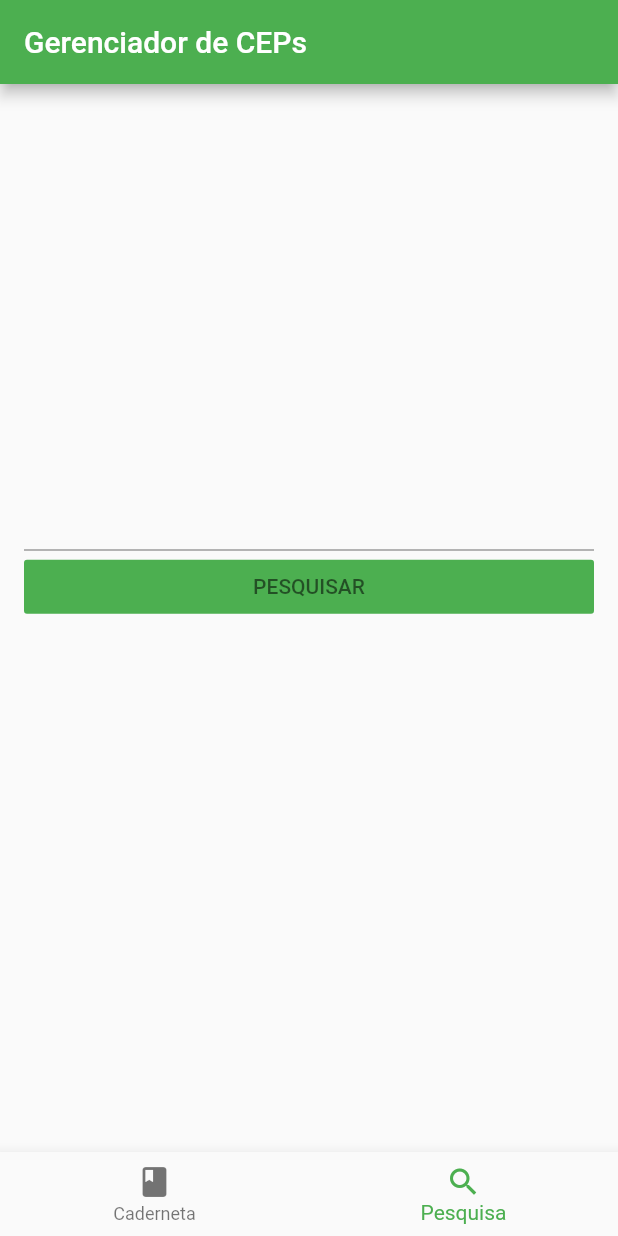
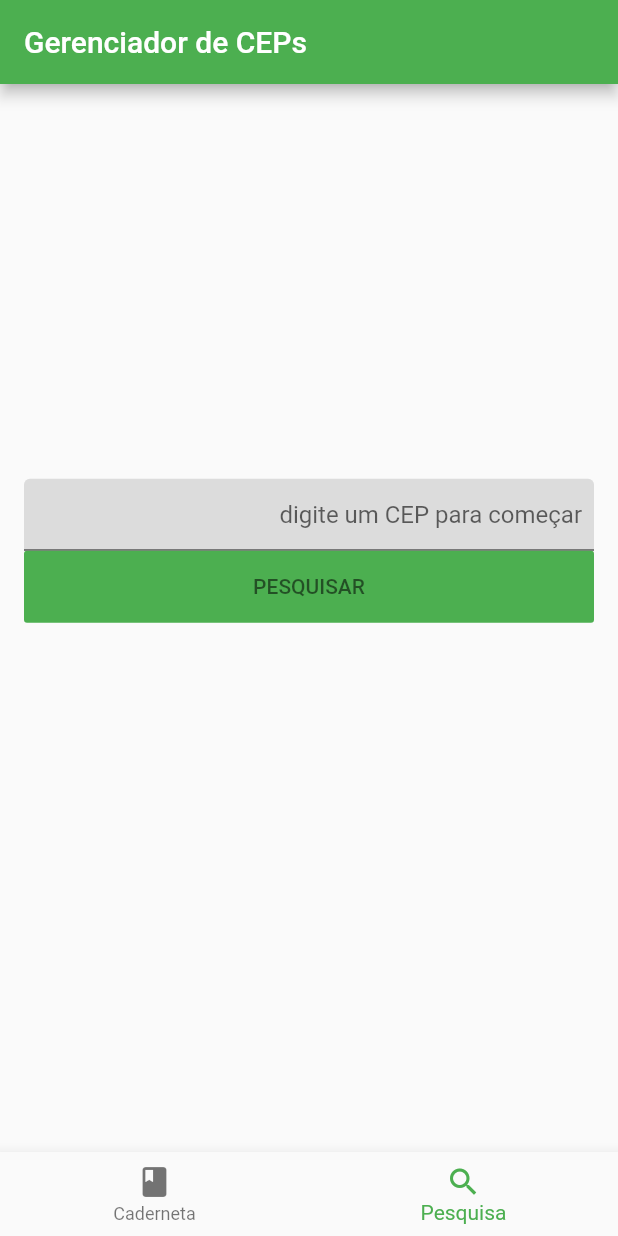
Before and after one commit to franciscomiranda0/konsi_challenge, a Flutter app: the screen it shows after launch, item 2 of the bottom bar chosen, on a phone screen of 412 x 824 dp. Run offline on Flutter 3.47's test engine with Material 2 defaults, Android fonts, the phone set to English and light mode, and no system bars; our stand-ins replace flutter_bloc, flutter_dotenv, flutter_hooks.

Commit message:
improved KonsiPrimaryButton by adding a load indicator, also added some styling possibility; improved looks for search box

```diff
--- a/lib/src/presentation/pages/cep_manager_page/widgets/search_view.dart
+++ b/lib/src/presentation/pages/cep_manager_page/widgets/search_view.dart
@@ -9,6 +9,7 @@ class SearchView extends HookWidget {
   Widget build(BuildContext context) {
     final viewHeight = MediaQuery.of(context).size.height;
     final hasSearched = useState(false);
+    final showProgress = useState(false);
 
     return SingleChildScrollView(
       padding: const EdgeInsets.symmetric(horizontal: 16),
@@ -19,12 +20,22 @@ class SearchView extends HookWidget {
           AnimatedContainer(
             curve: Curves.easeInOut,
             duration: const Duration(milliseconds: 1250),
-            height: hasSearched.value ? viewHeight * .1 : viewHeight * .3,
+            height: hasSearched.value ? 0 : viewHeight * .3,
           ),
-          TextFormField(),
+          TextFormField(
+            decoration: const InputDecoration(
+              contentPadding: EdgeInsets.symmetric(horizontal: 8),
+              fillColor: Colors.black12,
+              filled: true,
+              hintText: 'digite um CEP para começar',
+            ),
+            textAlign: TextAlign.end,
+          ),
           KonsiPrimaryButton(
+            showLoadIndicator: showProgress.value,
             onPressed: () {
               hasSearched.value = !hasSearched.value;
+              showProgress.value = !showProgress.value;
             },
             child: const Text('PESQUISAR'),
           ),
--- a/lib/src/presentation/widgets/konsi_primary_button.dart
+++ b/lib/src/presentation/widgets/konsi_primary_button.dart
@@ -3,11 +3,24 @@ import 'package:flutter/material.dart';
 class KonsiPrimaryButton extends MaterialButton {
   const KonsiPrimaryButton({
     required super.onPressed,
-    required super.child,
+    required Widget child,
+    EdgeInsetsGeometry? padding,
+    bool showLoadIndicator = false,
     super.key,
   }) : super(
           color: Colors.green,
           elevation: 0,
+          padding: padding ?? const EdgeInsets.symmetric(vertical: 16),
           textColor: Colors.black54,
+          child: showLoadIndicator
+              ? const SizedBox(
+                  height: 16,
+                  width: 16,
+                  child: CircularProgressIndicator(
+                    color: Colors.white70,
+                    strokeWidth: 2,
+                  ),
+                )
+              : child,
         );
 }
```
